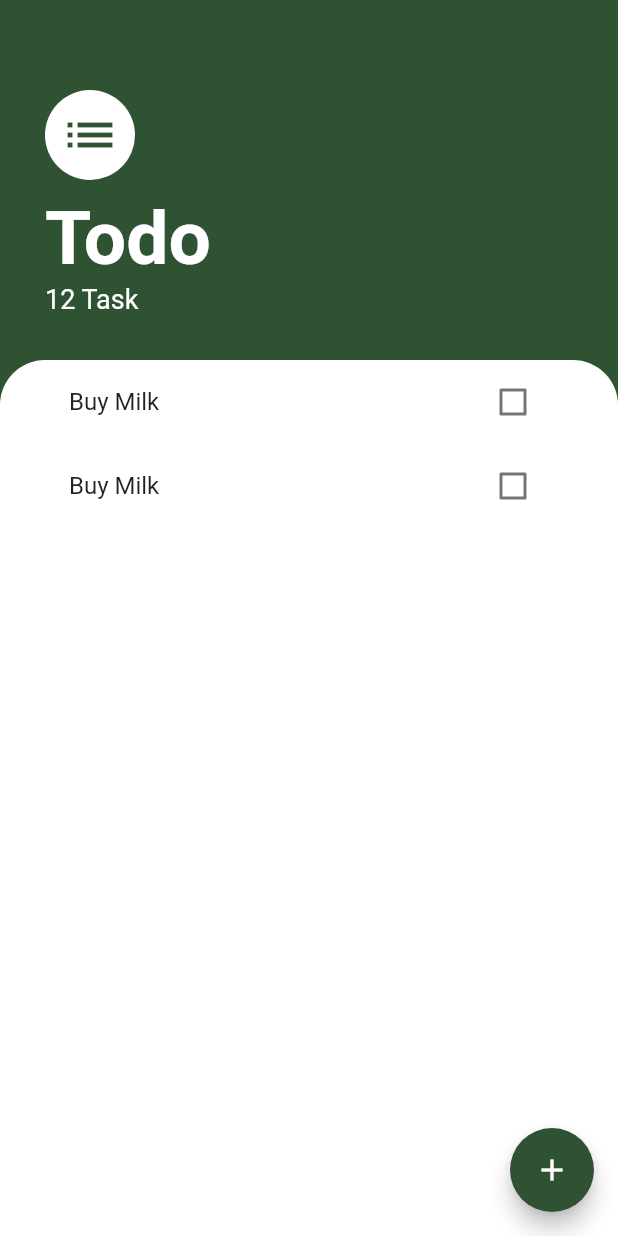
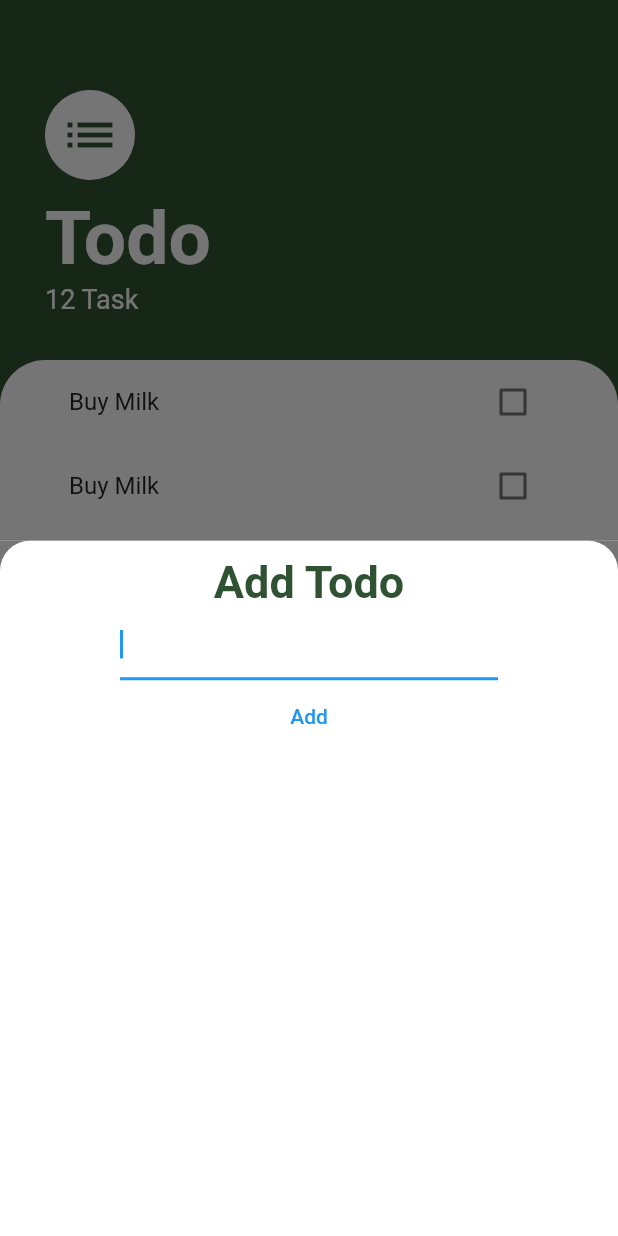
Before and after one commit to adebayoAdesina/Flutter_todo_app, a Flutter app: the screen it shows after launch, after a tap on the "add" icon, on a phone screen of 412 x 824 dp. Run offline on Flutter 3.47's test engine with Material 2 defaults, Android fonts, the phone set to English and light mode, and no system bars.

```diff
--- a/lib/Screens/task_screen.dart
+++ b/lib/Screens/task_screen.dart
@@ -74,7 +74,49 @@ class TaskScreen extends StatelessWidget {
         ],
       ),
       floatingActionButton: FloatingActionButton(
-        onPressed: () {},
+        onPressed: () {
+          showModalBottomSheet(
+              // isScrollControlled: true,
+              context: context,
+              builder: (context) => FractionallySizedBox(
+                    // heightFactor: 0.7,
+                    child: Container(
+                      color: const Color(0XFF757575),
+                      child: Container(
+                        padding: const EdgeInsets.symmetric(
+                            vertical: 10.0, horizontal: 80.0),
+                        decoration: const BoxDecoration(
+                          color: Colors.white,
+                          borderRadius: BorderRadius.only(
+                            topLeft: Radius.circular(20),
+                            topRight: Radius.circular(20),
+                          ),
+                        ),
+                        child: Column(
+                          crossAxisAlignment: CrossAxisAlignment.stretch,
+                          children: [
+                            Text(
+                              'Add Todo',
+                              textAlign: TextAlign.center,
+                              style: TextStyle(
+                                  color: Theme.of(context).primaryColor,
+                                  fontSize: 30.0,
+                                  fontWeight: FontWeight.w700),
+                            ),
+                            const TextField(
+                              autofocus: true,
+                              decoration: InputDecoration(),
+                            ),
+                            TextButton(
+                                style: ButtonStyle(),
+                                onPressed: () {},
+                                child: Text('Add'))
+                          ],
+                        ),
+                      ),
+                    ),
+                  ));
+        },
         child: const Icon(Icons.add),
         backgroundColor: Theme.of(context).primaryColor,
       ),
```
